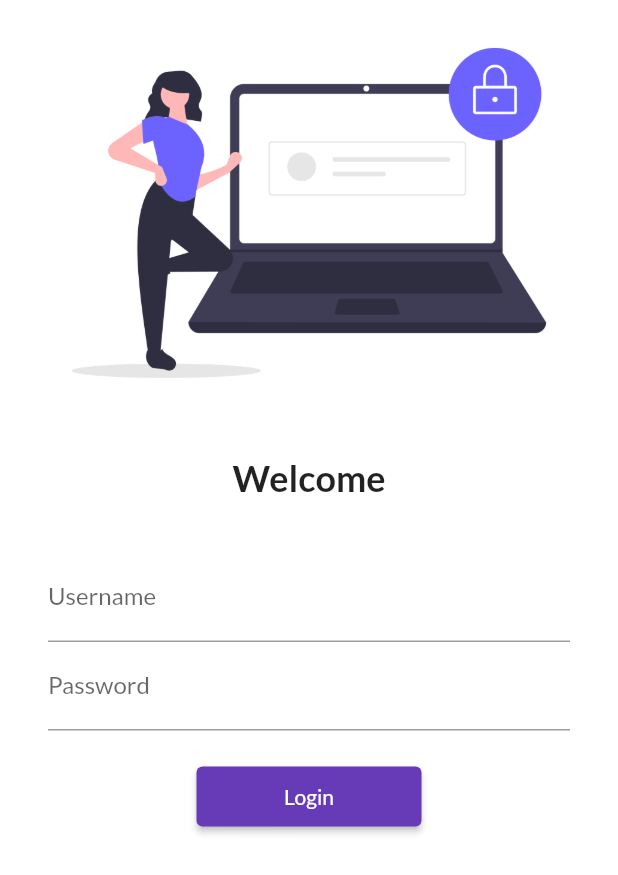
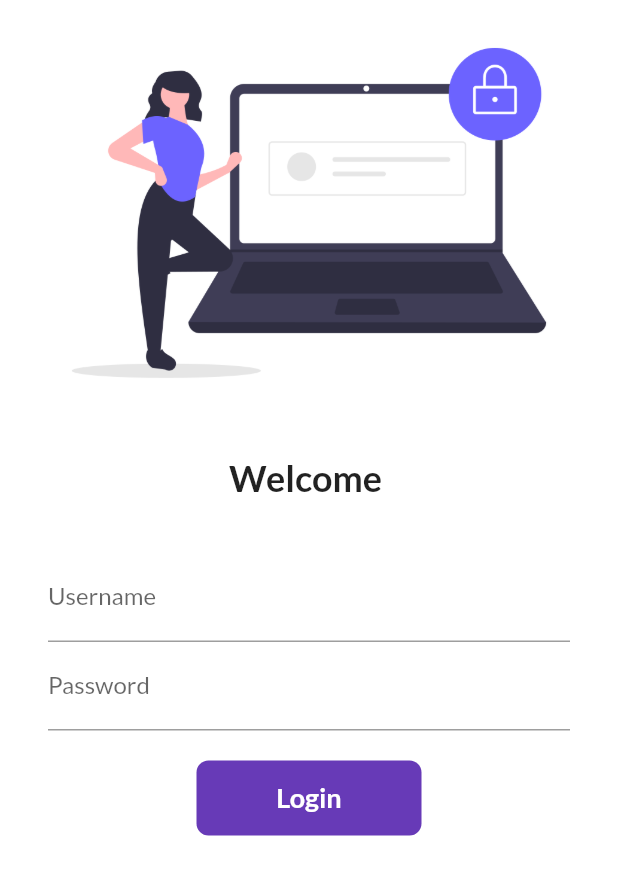
Before and after one commit to gohdg/fullterIn30days, a Flutter app: the screen it shows after launch, on a phone screen of 412 x 824 dp. Shown: the top 875 px of the screen. Run offline on Flutter 3.47's test engine with Material 2 defaults, Android fonts, the phone set to English and light mode, and no system bars; our stand-ins replace google_fonts.

Commit message:
day6 completed

```diff
--- a/lib/pages/login_page.dart
+++ b/lib/pages/login_page.dart
@@ -1,7 +1,15 @@
 import 'package:flutter/material.dart';
 import 'package:flutter_catelog/utils/routes.dart';
 
-class LoginPage extends StatelessWidget {
+class LoginPage extends StatefulWidget {
+  @override
+  _LoginPageState createState() => _LoginPageState();
+}
+
+class _LoginPageState extends State<LoginPage> {
+  String name = "";
+  bool changeButton = false;
+
   @override
   Widget build(BuildContext context) {
     return Material(
@@ -17,7 +25,7 @@ class LoginPage extends StatelessWidget {
                 height: 20.0,
               ),
               Text(
-                'Welcome',
+                'Welcome $name',
                 style: TextStyle(fontSize: 24, fontWeight: FontWeight.bold),
               ),
               SizedBox(
@@ -33,6 +41,10 @@ class LoginPage extends StatelessWidget {
                         hintText: 'Enter username',
                         labelText: 'Username',
                       ),
+                      onChanged: (val) {
+                        name = val;
+                        setState(() {});
+                      },
                     ),
                     TextFormField(
                       obscureText: true,
@@ -44,15 +56,51 @@ class LoginPage extends StatelessWidget {
                     SizedBox(
                       height: 20.0,
                     ),
-                    ElevatedButton(
-                      onPressed: () {
+                    InkWell(
+                      onTap: () async {
+                        setState(() {
+                          changeButton = true;
+                        });
+                        await Future.delayed(Duration(seconds: 1));
                         Navigator.pushNamed(context, MyRoutes.homeRoute);
                       },
-                      child: Text('Login'),
-                      style: ElevatedButton.styleFrom(
-                        minimumSize: Size(150, 40),
+                      child: AnimatedContainer(
+                        duration: Duration(seconds: 1),
+                        width: changeButton ? 50 : 150,
+                        height: 50,
+                        alignment: Alignment.center,
+                        decoration: BoxDecoration(
+                          color: Colors.deepPurple,
+                          // shape: changeButton
+                          //     ? BoxShape.circle
+                          //     : BoxShape.rectangle,
+                          borderRadius:
+                              BorderRadius.circular(changeButton ? 50 : 8),
+                        ),
+                        child: changeButton
+                            ? Icon(
+                                Icons.done,
+                                color: Colors.white,
+                              )
+                            : Text(
+                                'Login',
+                                style: TextStyle(
+                                  color: Colors.white,
+                                  fontWeight: FontWeight.bold,
+                                  fontSize: 18,
+                                ),
+                              ),
                       ),
                     ),
+                    // ElevatedButton(
+                    //   onPressed: () {
+                    //     Navigator.pushNamed(context, MyRoutes.homeRoute);
+                    //   },
+                    //   child: Text('Login'),
+                    //   style: ElevatedButton.styleFrom(
+                    //     minimumSize: Size(150, 40),
+                    //   ),
+                    // ),
                   ],
                 ),
               ),
```
